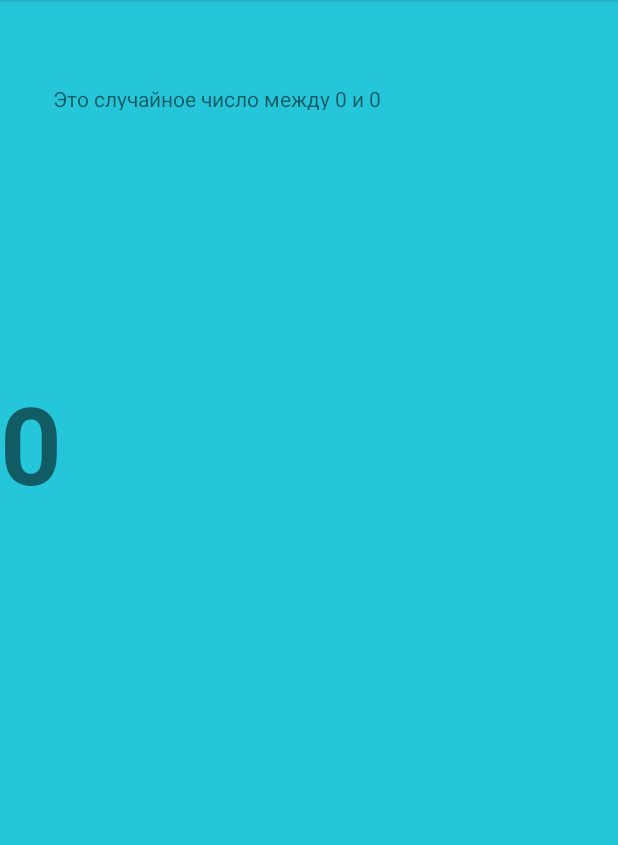
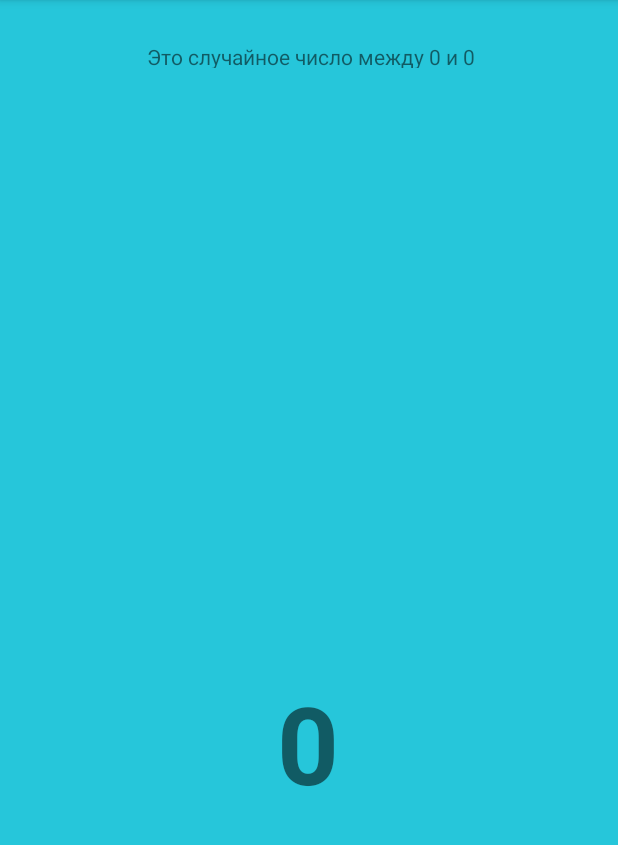
Before and after one commit to ComAz007/AndroidExperiment, an Android app: the MainActivity2 screen opened directly, with no data from a screen before it, on a phone screen of 412 x 824 dp, the part 84-929 px from its top. Run offline under Robolectric (Android 15) with nearby library versions, the phone set to English and light mode, and no system bars.

Commit message:
New Return 11_01_2021 Snack is work

```diff
--- a/app/src/main/java/com/example/firstapp/MainActivity.kt
+++ b/app/src/main/java/com/example/firstapp/MainActivity.kt
@@ -48,7 +48,7 @@ class MainActivity : AppCompatActivity() {
         val textView: TextView = findViewById(R.id.getText);
         val countString = textView.text.toString()
         // Convert value to a number and increment it
-        var count: Int = Integer.parseInt(countString)
+        var count = countString.toInt()
         count++
         // Display the new value in the text view.
         textView.text = count.toString();
--- a/app/src/main/res/layout/activity_main2.xml
+++ b/app/src/main/res/layout/activity_main2.xml
@@ -11,9 +11,11 @@
         android:id="@+id/textview_label"
         android:layout_width="380dp"
         android:layout_height="17dp"
-        android:layout_marginStart="35dp"
-        android:layout_marginTop="56dp"
+        android:layout_marginTop="28dp"
         android:text="@string/random_heading"
+        android:textAlignment="center"
+        app:layout_constraintEnd_toEndOf="parent"
+        app:layout_constraintHorizontal_bias="0.516"
         app:layout_constraintStart_toStartOf="parent"
         app:layout_constraintTop_toTopOf="parent" />
 
@@ -21,10 +23,13 @@
         android:id="@+id/textview_random"
         android:layout_width="wrap_content"
         android:layout_height="wrap_content"
-        android:layout_marginTop="173dp"
+        android:layout_marginTop="176dp"
         android:text="R"
         android:textSize="72sp"
         android:textStyle="bold"
-        app:layout_constraintTop_toBottomOf="@+id/textview_label"
-        tools:layout_editor_absoluteX="175dp" />
+        app:layout_constraintBottom_toBottomOf="parent"
+        app:layout_constraintEnd_toEndOf="parent"
+        app:layout_constraintHorizontal_bias="0.498"
+        app:layout_constraintStart_toStartOf="parent"
+        app:layout_constraintTop_toBottomOf="@+id/textview_label" />
 </androidx.constraintlayout.widget.ConstraintLayout>
```
